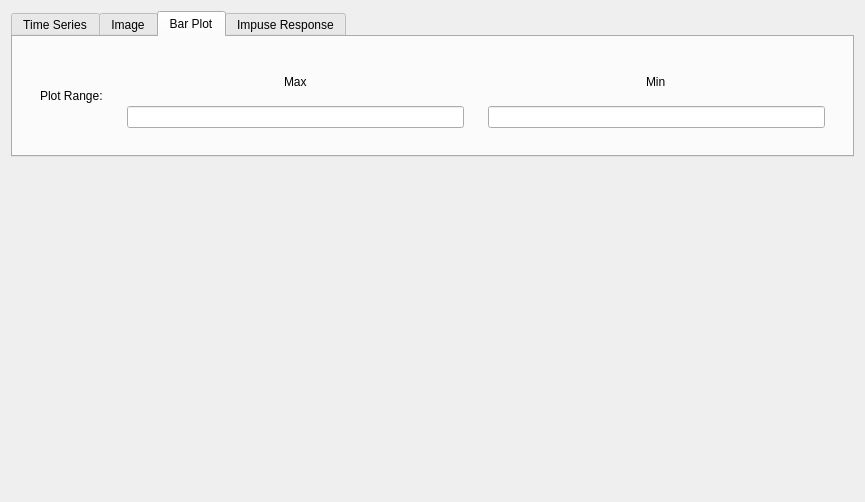
First picture: the form in rena/ui/OptionsWindowPlotFormatWidget.ui, repository PhysioLabXR/PhysioLabXR-Community, before the edit.
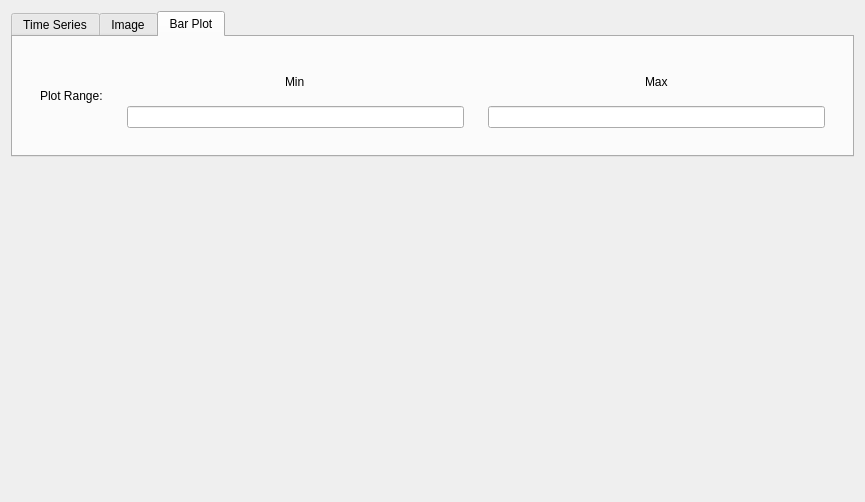
Second picture: the form after the edit. The open tabs and pages were chosen to show the change.

Commit message: barplot min max update with options window

The edit to the form file:
```diff
--- a/rena/ui/OptionsWindowPlotFormatWidget.ui
+++ b/rena/ui/OptionsWindowPlotFormatWidget.ui
@@ -210,22 +210,6 @@
             </layout>
            </widget>
           </item>
-          <item>
-           <widget class="QWidget" name="widget_4" native="true">
-            <layout class="QVBoxLayout" name="verticalLayout_10">
-             <item alignment="Qt::AlignHCenter">
-              <widget class="QLabel" name="label_9">
-               <property name="text">
-                <string>Max</string>
-               </property>
-              </widget>
-             </item>
-             <item>
-              <widget class="QLineEdit" name="barPlotYMaxLineEdit"/>
-             </item>
-            </layout>
-           </widget>
-          </item>
           <item>
            <widget class="QWidget" name="widget_5" native="true">
             <layout class="QVBoxLayout" name="verticalLayout_11">
@@ -242,16 +226,27 @@
             </layout>
            </widget>
           </item>
+          <item>
+           <widget class="QWidget" name="widget_4" native="true">
+            <layout class="QVBoxLayout" name="verticalLayout_10">
+             <item alignment="Qt::AlignHCenter">
+              <widget class="QLabel" name="label_9">
+               <property name="text">
+                <string>Max</string>
+               </property>
+              </widget>
+             </item>
+             <item>
+              <widget class="QLineEdit" name="barPlotYMaxLineEdit"/>
+             </item>
+            </layout>
+           </widget>
+          </item>
          </layout>
         </widget>
        </item>
       </layout>
      </widget>
-     <widget class="QWidget" name="impulse_response">
-      <attribute name="title">
-       <string>Impuse Response</string>
-      </attribute>
-     </widget>
     </widget>
    </item>
   </layout>
```
Left out of the diff: 2 changed lines with no effect on the pictures. The commit also changes 4 other files.
